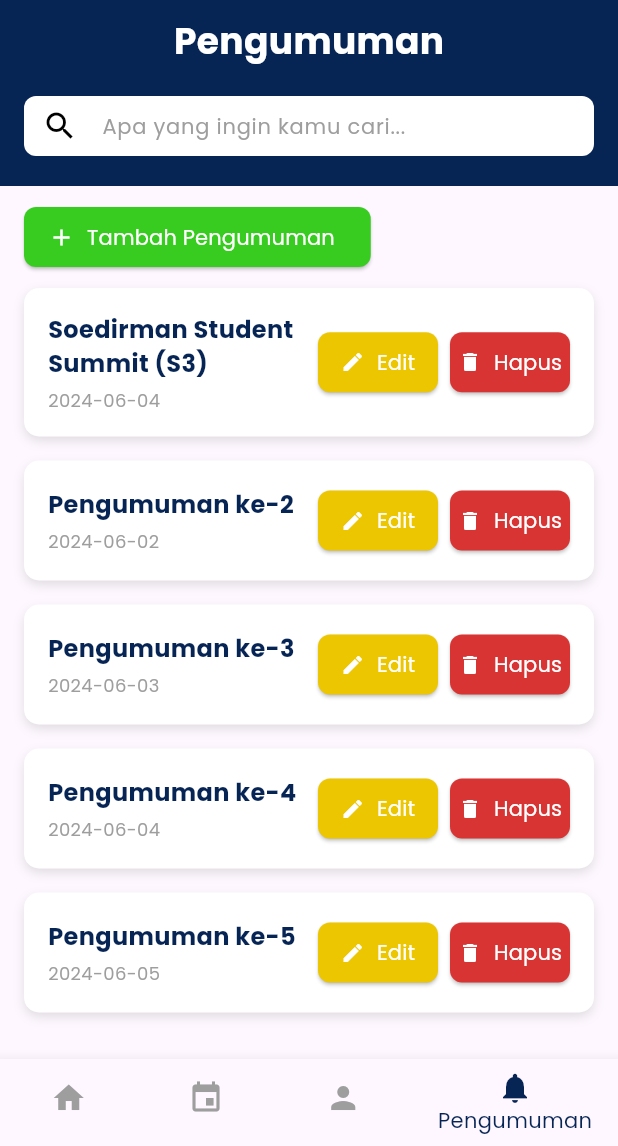
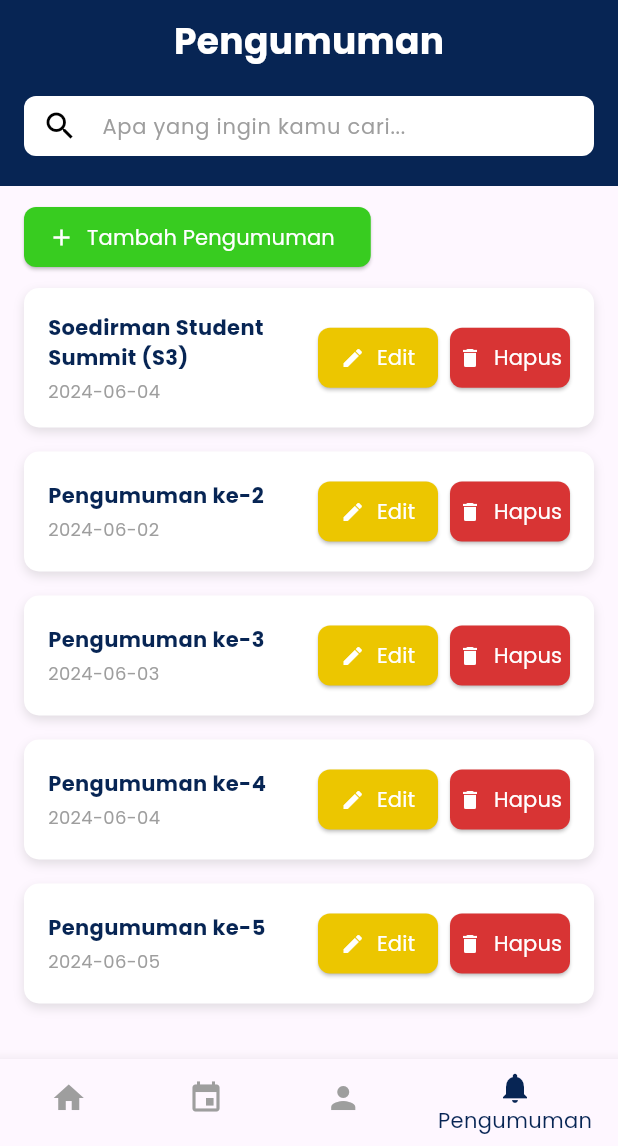
Before and after one commit to akzuha/sirek-mobile, a Flutter app: the PengumumanPage screen opened by its route, on a phone screen of 412 x 824 dp, the part 90-1236 px from its top. Run offline on Flutter 3.47's test engine with Material 3 defaults, Android fonts, the phone set to English and light mode, and no system bars; our stand-ins replace file_picker, shared_preferences; accounts and stored records are empty.

Commit message:
Update pengumuman_page.dart

```diff
--- a/lib/admin/pengumuman_page.dart
+++ b/lib/admin/pengumuman_page.dart
@@ -149,7 +149,7 @@ class PengumumanPage extends StatelessWidget {
                 Text(
                   pengumumanName,
                   style: const TextStyle(
-                    fontSize: 16,
+                    fontSize: 14, // Ukuran font lebih kecil
                     fontWeight: FontWeight.bold,
                     color: Color(0xFF072554),
                   ),
```
